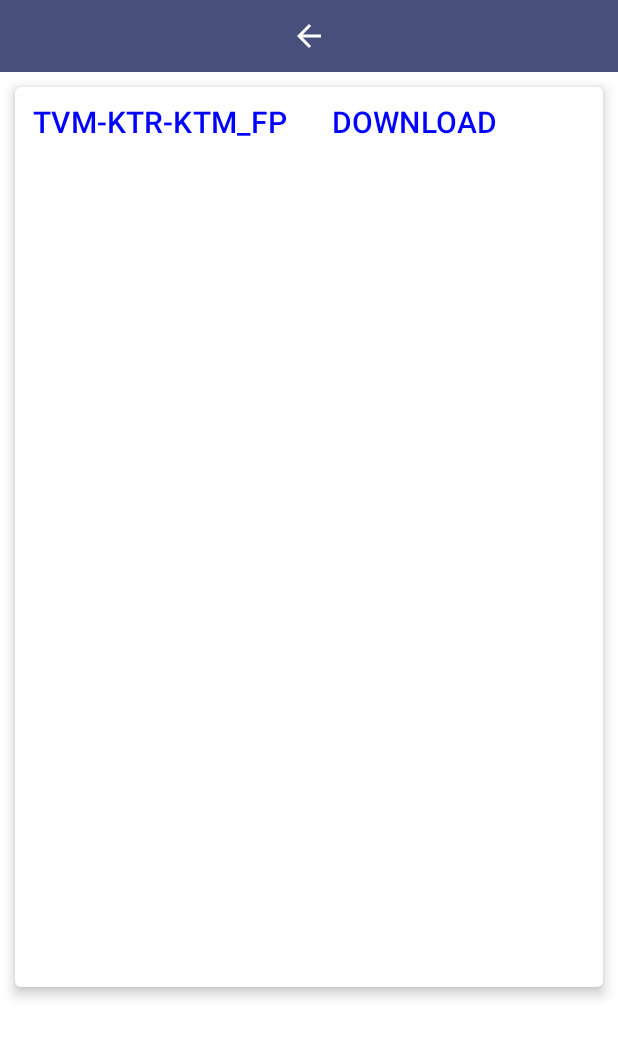
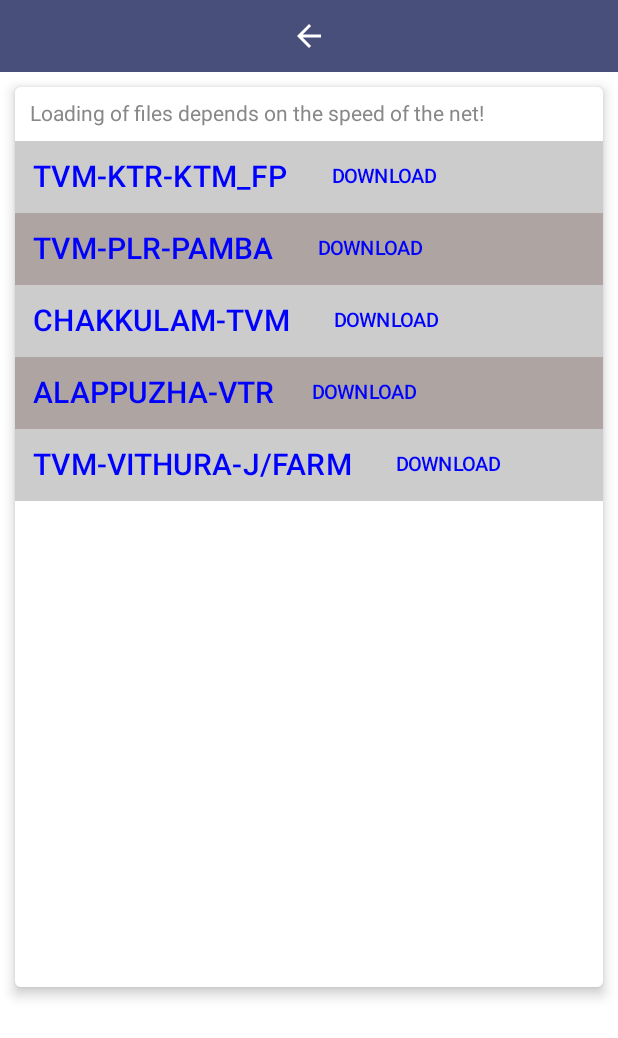
Before and after one commit to abhilashmullakkara/RealtimeDataNew, an Android app built with Jetpack Compose: the FareTableScreen screen opened through its navigation route, on a phone screen of 412 x 824 dp. Shown: the top 1038 px of the screen. Run offline under Robolectric (Android 15) with nearby library versions, the phone set to English and light mode, and no system bars.

Commit message:
Fare Table View And Download successfully introduced...

```diff
--- a/app/build.gradle
+++ b/app/build.gradle
@@ -71,6 +71,8 @@ dependencies {
     }
     implementation 'androidx.room:room-ktx:2.5.2'
     kapt "androidx.room:room-compiler:2.5.2"
+    //
+    implementation 'com.itextpdf:itextg:5.5.10'
     implementation "androidx.compose.material3:material3:1.1.1"
     implementation "androidx.compose.material3:material3-window-size-class:1.1.1"
     implementation 'androidx.core:core-ktx:1.10.1'
--- a/app/src/main/java/com/abhilash/livedata/ui/theme/utility/FareTableScreen.kt
+++ b/app/src/main/java/com/abhilash/livedata/ui/theme/utility/FareTableScreen.kt
@@ -31,10 +31,12 @@ import androidx.compose.material.icons.outlined.ArrowBack
 import androidx.compose.material3.Text
 import androidx.compose.material3.TextButton
 import androidx.compose.runtime.Composable
+import androidx.compose.runtime.LaunchedEffect
 import androidx.compose.runtime.getValue
 import androidx.compose.runtime.mutableStateOf
 import androidx.compose.runtime.remember
 import androidx.compose.runtime.rememberCoroutineScope
+import androidx.compose.runtime.saveable.rememberSaveable
 import androidx.compose.runtime.setValue
 import androidx.compose.ui.Modifier
 import androidx.compose.ui.graphics.Color
@@ -44,7 +46,9 @@ import androidx.compose.ui.unit.sp
 import androidx.compose.ui.viewinterop.AndroidView
 import androidx.core.net.toUri
 import androidx.navigation.NavController
+import com.abhilash.livedata.ui.theme.userdatabase.CircularLoadingIndicator
 import kotlinx.coroutines.Dispatchers
+import kotlinx.coroutines.delay
 import kotlinx.coroutines.launch
 import kotlinx.coroutines.withContext
 
@@ -78,21 +82,96 @@ fun FareTableScreen(navController: NavController) {
             )
             {
     Column(modifier = Modifier.verticalScroll(scroll)) {
-      Row {
-        TextButton(onClick = { flag = 1 }) {
-        Text("TVM-KTR-KTM_FP ", color = Color.Blue, fontSize = 20.sp) }
-          TextButton(onClick = { flag2 = 2 })
-          { Text("DOWNLOAD ", color = Color.Blue, fontSize = 20.sp) }
-                } }
-           if (flag == 1) {
-             flag2 = 0
-             Text("Fare Table Checking Stage")
-              DisplayPdfFromGoogleCloud(pdfUrl = "https://drive.google.com/file/d/1EA9ZTK3dPQ4IeXAnx8j_yLle1UkHMKb2/view?usp=drive_link")
+        Text(
+            "Loading of files depends on the speed of the net! ",
+            color = Color.Gray, modifier = Modifier.padding(10.dp)
+        )
+        Surface(color = Color.LightGray) {
+            Row(modifier = Modifier.fillMaxWidth()) {
+
+                TextButton(onClick = { flag = 1 }) {
+                    Text("TVM-KTR-KTM_FP ", color = Color.Blue, fontSize = 20.sp)
                 }
-                if (flag2 == 2) {
-                    flag = 0
-                    DownloadScreen()
+                TextButton(onClick = { flag2 = 1 })
+                {
+                    Text(
+                        "DOWNLOAD ",
+                        color = Color.Blue,
+                        fontSize = 13.sp,
+                        modifier = Modifier.padding(end = 2.dp)
+                    )
                 }
+            }
+        }
+        Surface(color = Color(0xFFAEA4A1)) {
+            Row(modifier = Modifier.fillMaxWidth()) {
+                TextButton(onClick = { flag = 2 }) {
+                    Text("TVM-PLR-PAMBA ", color = Color.Blue, fontSize = 20.sp)
+                }
+                TextButton(onClick = { flag2 = 2 })
+                { Text("DOWNLOAD ", color = Color.Blue, fontSize = 13.sp) }
+            }
+        }
+        Surface(color = Color.LightGray) {
+
+
+        Row(modifier = Modifier.fillMaxWidth()) {
+            TextButton(onClick = { flag = 3 }) {
+                Text("CHAKKULAM-TVM ", color = Color.Blue, fontSize = 20.sp)
+            }
+            TextButton(onClick = { flag2 = 3 })
+            { Text("DOWNLOAD ", color = Color.Blue, fontSize = 13.sp) }
+        }
+    }
+    Surface(color = Color(0xFFAEA4A1)) {
+
+
+        Row(modifier = Modifier.fillMaxWidth()) {
+            TextButton(onClick = { flag = 4 }) {
+                Text("ALAPPUZHA-VTR", color = Color.Blue, fontSize = 20.sp)
+            }
+            TextButton(onClick = { flag2 = 4 })
+            { Text("DOWNLOAD ", color = Color.Blue, fontSize = 13.sp) }
+        }
+    }
+        Surface(color = Color.LightGray) {
+            Row(modifier = Modifier.fillMaxWidth()) {
+                TextButton(onClick = { flag = 5 }) {
+                    Text("TVM-VITHURA-J/FARM ", color = Color.Blue, fontSize = 20.sp)
+                }
+                TextButton(onClick = { flag2 = 5 })
+                { Text("DOWNLOAD ", color = Color.Blue, fontSize = 13.sp) }
+            }
+        }
+
+    }
+           when (flag) {
+             //flag2 = 0
+             //Text("Fare Table Checking Stage")
+             1 -> DisplayPdfFromGoogleCloud(pdfUrl = "https://drive.google.com/file/d/1EA9ZTK3dPQ4IeXAnx8j_yLle1UkHMKb2/view?usp=drive_link")
+            2 -> DisplayPdfFromGoogleCloud(pdfUrl = "https://drive.google.com/file/d/1Jvxmi62UzZc9Cy34aPDZA22Wo7Zb87l5/view?usp=sharing")
+             3 -> DisplayPdfFromGoogleCloud(pdfUrl = "https://drive.google.com/file/d/1F9QWE78xpfhev20XxfWLbaP_bj8r6SRM/view?usp=sharing")
+            4 -> DisplayPdfFromGoogleCloud(pdfUrl = "https://drive.google.com/file/d/1aSThndOpuPF5sPDCUSLPME1f3x5CslZC/view?usp=sharing")
+            5 -> DisplayPdfFromGoogleCloud(pdfUrl = "https://drive.google.com/file/d/1814DcVdWYRY7F35d2VMNQ6GSWC2wII24/view?usp=sharing")
+           }
+
+                when (flag2 ) {
+                    //https://drive.google.com/uc?export=download&id=1EA9ZTK3dPQ4IeXAnx8j_yLle1UkHMKb2
+                    1 ->
+                    DownloadScreen("https://drive.google.com/uc?export=download&id=1EA9ZTK3dPQ4IeXAnx8j_yLle1UkHMKb2")
+                    2 ->
+                    DownloadScreen(dLink = "https://drive.google.com/uc?export=download&id=1Jvxmi62UzZc9Cy34aPDZA22Wo7Zb87l5")
+                    3 ->
+                    DownloadScreen(dLink = "https://drive.google.com/uc?export=download&id=1F9QWE78xpfhev20XxfWLbaP_bj8r6SRM")
+                    4 ->
+                    DownloadScreen(dLink = "https://drive.google.com/uc?export=download&id=1aSThndOpuPF5sPDCUSLPME1f3x5CslZC")
+                    5 ->
+                    DownloadScreen(dLink = "https://drive.google.com/uc?export=download&id=1814DcVdWYRY7F35d2VMNQ6GSWC2wII24")
+
+
+
+                }
+
             }
         }
 
@@ -117,7 +196,7 @@ fun DisplayPdfFromGoogleCloud(pdfUrl: String) {
 }
 
 @Composable
-fun DownloadScreen() {
+fun DownloadScreen(dLink:String) {
     var downloadUrl by remember { mutableStateOf("") }
     val context = LocalContext.current
     val coroutineScope = rememberCoroutineScope()
@@ -135,8 +214,8 @@ fun DownloadScreen() {
      Surface(color = Color.White) {
          Column {
          var flag by remember { mutableStateOf(false) }
-         downloadUrl =
-             "https://drive.google.com/uc?export=download&id=1EA9ZTK3dPQ4IeXAnx8j_yLle1UkHMKb2"
+         downloadUrl =dLink
+            // "https://drive.google.com/uc?export=download&id=1EA9ZTK3dPQ4IeXAnx8j_yLle1UkHMKb2"
          Button(
              onClick = {
                  flag = true
```
Also changed, not shown: app/src/main/java/com/abhilash/livedata/ui/theme/database/DatabseOfAddress.kt (+314 -237 lines).
